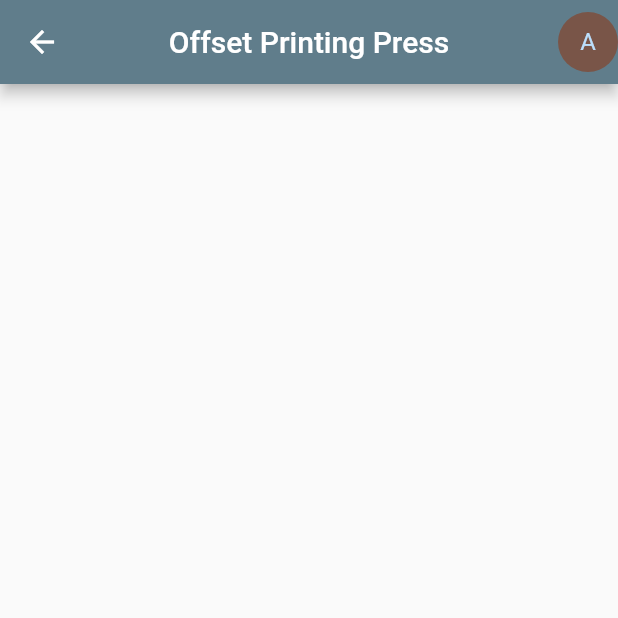
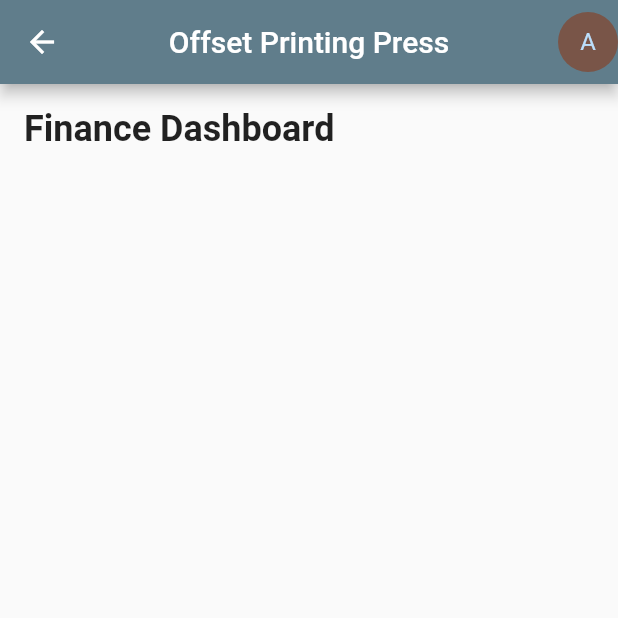
Before and after one commit to aagneye-syam/flutter_management_app, a Flutter app: the screen it shows after launch, on a phone screen of 412 x 824 dp, the top half of it. Run offline on Flutter 3.47's test engine with Material 2 defaults, Android fonts, the phone set to English and light mode, and no system bars.

Commit message:
padding and heading added

```diff
--- a/lib/finance_dashboard.dart
+++ b/lib/finance_dashboard.dart
@@ -21,7 +21,21 @@ class FinanceDashboard extends StatelessWidget {
             child: Text('A'),
             backgroundColor: Colors.brown,
           ),
-          ]),
+        ],
+      ),
+      body: Padding(
+        padding: const EdgeInsets.all(16.0),
+        child: Column(
+          crossAxisAlignment: CrossAxisAlignment.start,
+          children: [
+            Text(
+              'Finance Dashboard',
+              style: TextStyle(fontSize: 24, fontWeight: FontWeight.bold),
+            ),
+            SizedBox(height: 20),
+          ],
+        ),
+      ),
     );
   }
 }
```
Lines whose indentation alone changed are shown as unchanged.
